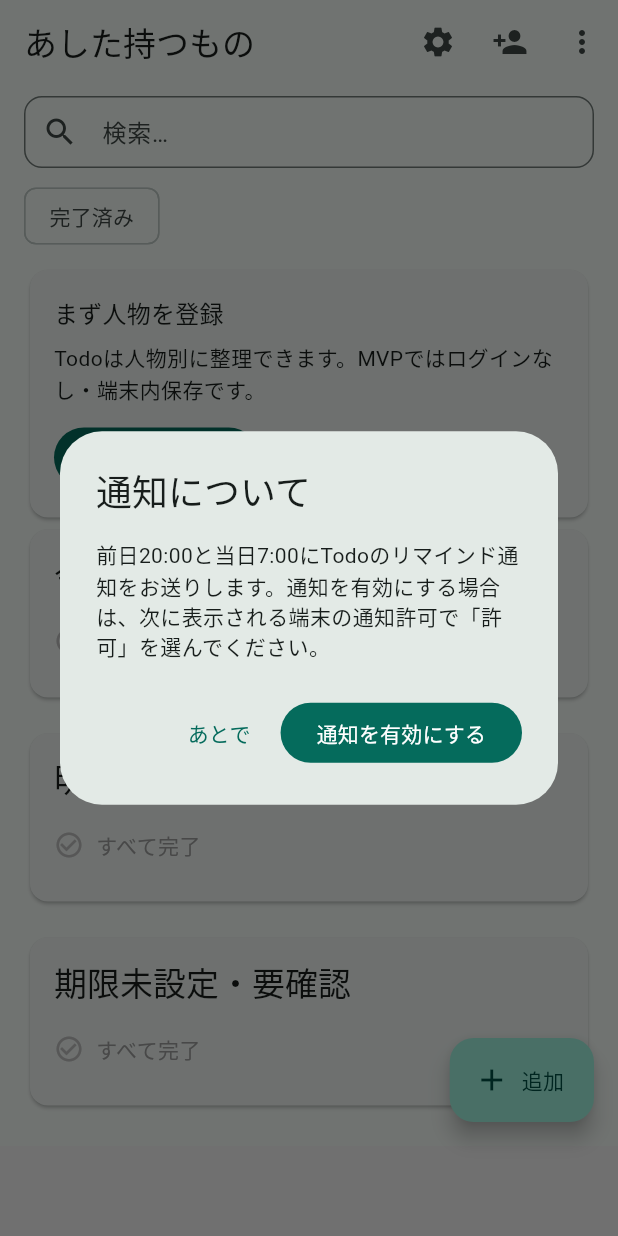
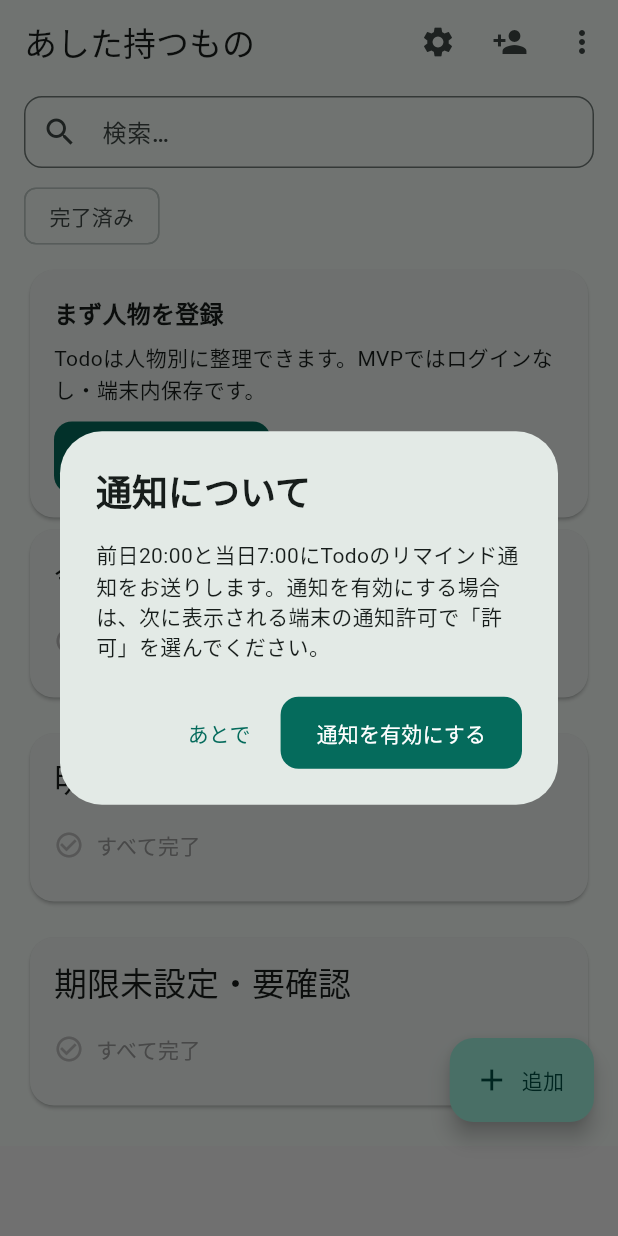
Before and after one commit to neoenox/ashita-motsumono, a Flutter app: the screen it shows after launch, on a phone screen of 412 x 824 dp. Run offline on Flutter 3.47's test engine with Material 3 defaults, Android fonts, the phone set to English and light mode, and no system bars; drawn by our look-alikes of google_mobile_ads; our stand-ins replace drift, flutter_local_notifications, flutter_timezone, image_picker, in_app_purchase, shared_preferences and 1 more; missing offline and left inert: google_mlkit_text_recognition; accounts and stored records are empty; generated files the repository leaves out were written again; network calls fail.

Commit message:
feat(theme): wire AppTheme.light() into MaterialApp

```diff
--- a/lib/main.dart
+++ b/lib/main.dart
@@ -11,6 +11,7 @@ import 'package:provider/provider.dart';
 import 'package:shared_preferences/shared_preferences.dart';
 
 import 'src/app_state.dart';
+import 'src/theme/app_theme.dart';
 import 'src/repositories/drift_store.dart';
 import 'src/screens/home_screen.dart';
 import 'src/services/ad_service.dart';
@@ -57,10 +58,7 @@ class AshitaMotsumonoApp extends StatelessWidget {
       child: MaterialApp(
         debugShowCheckedModeBanner: false,
         title: 'あした持つもの',
-        theme: ThemeData(
-          colorScheme: ColorScheme.fromSeed(seedColor: const Color(0xFF2F7D6E)),
-          useMaterial3: true,
-        ),
+        theme: AppTheme.light(),
         home: HomeScreen(settings: settings),
       ),
     );
```
